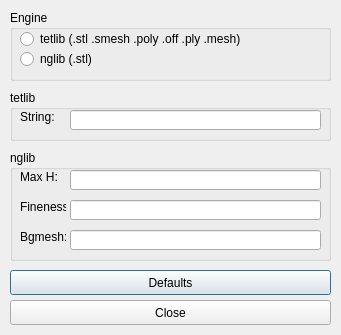
Qt form misc/Mesh3D/forms/meshcontrol.ui (tehnick/elmerfem) before a commit.
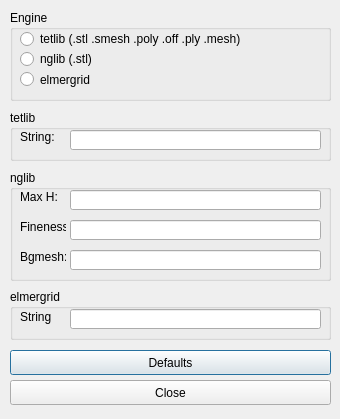
The same form after that commit. Icons and pictures are not drawn.

Commit message: Added elmergrid-skeleton to misc/Mesh3D

The edit to the form file:
```diff
--- a/misc/Mesh3D/forms/meshcontrol.ui
+++ b/misc/Mesh3D/forms/meshcontrol.ui
@@ -5,8 +5,8 @@
    <rect>
     <x>0</x>
     <y>0</y>
-    <width>341</width>
-    <height>335</height>
+    <width>340</width>
+    <height>419</height>
    </rect>
   </property>
   <property name="windowTitle" >
@@ -21,7 +21,7 @@
      <x>10</x>
      <y>10</y>
      <width>321</width>
-     <height>71</height>
+     <height>91</height>
     </rect>
    </property>
    <property name="title" >
@@ -53,12 +53,25 @@
      <string>nglib (.stl)</string>
     </property>
    </widget>
+   <widget class="QRadioButton" name="elmerGridRadioButton" >
+    <property name="geometry" >
+     <rect>
+      <x>10</x>
+      <y>60</y>
+      <width>81</width>
+      <height>19</height>
+     </rect>
+    </property>
+    <property name="text" >
+     <string>elmergrid</string>
+    </property>
+   </widget>
   </widget>
   <widget class="QGroupBox" name="tetlibGroup" >
    <property name="geometry" >
     <rect>
      <x>10</x>
-     <y>90</y>
+     <y>110</y>
      <width>321</width>
      <height>51</height>
     </rect>
@@ -94,7 +107,7 @@
    <property name="geometry" >
     <rect>
      <x>10</x>
-     <y>150</y>
+     <y>170</y>
      <width>321</width>
      <height>111</height>
     </rect>
@@ -176,7 +189,7 @@
    <property name="geometry" >
     <rect>
      <x>10</x>
-     <y>270</y>
+     <y>350</y>
      <width>321</width>
      <height>25</height>
     </rect>
@@ -189,7 +202,7 @@
    <property name="geometry" >
     <rect>
      <x>10</x>
-     <y>300</y>
+     <y>380</y>
      <width>321</width>
      <height>25</height>
     </rect>
@@ -198,6 +211,42 @@
     <string>Close</string>
    </property>
   </widget>
+  <widget class="QGroupBox" name="elmerGridGroup" >
+   <property name="geometry" >
+    <rect>
+     <x>10</x>
+     <y>289</y>
+     <width>321</width>
+     <height>51</height>
+    </rect>
+   </property>
+   <property name="title" >
+    <string>elmergrid</string>
+   </property>
+   <widget class="QLabel" name="elmerGridStringLabel" >
+    <property name="geometry" >
+     <rect>
+      <x>10</x>
+      <y>20</y>
+      <width>32</width>
+      <height>16</height>
+     </rect>
+    </property>
+    <property name="text" >
+     <string>String:</string>
+    </property>
+   </widget>
+   <widget class="QLineEdit" name="elmerGridStringEdit" >
+    <property name="geometry" >
+     <rect>
+      <x>60</x>
+      <y>20</y>
+      <width>251</width>
+      <height>20</height>
+     </rect>
+    </property>
+   </widget>
+  </widget>
  </widget>
  <resources/>
  <connections/>
```
The commit also changes 10 other files.
